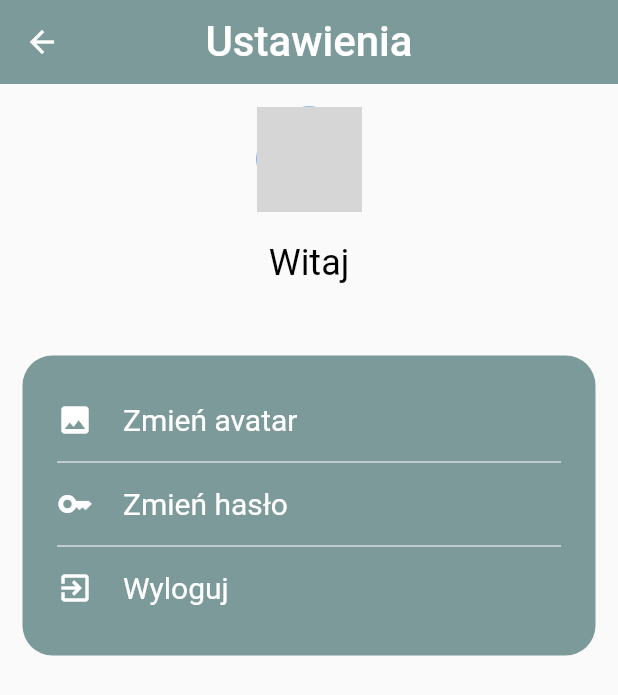
After one commit to Zrazeo/Serwis_Rowerowy, a Flutter app: the SettingsPage screen opened directly, on a phone screen of 412 x 824 dp. The commit adds this screen. Shown: the top 695 px of the screen. Run offline on Flutter 3.47's test engine with Material 2 defaults, Android fonts, the phone set to English and light mode, and no system bars; our stand-ins replace cloud_firestore, email_validator, firebase_auth, firebase_core, firebase_storage, flutter_keyboard_visibility and 5 more; missing offline and left inert: firebase_core_web; accounts and stored records are empty; network calls fail; grey boxes are pictures that could not be loaded.

Commit message:
Settings page

```diff
--- a/lib/main.dart
+++ b/lib/main.dart
@@ -1,4 +1,5 @@
 import 'package:flutter/material.dart';
+import 'package:flutter_phoenix/flutter_phoenix.dart';
 import 'package:provider/provider.dart';
 import 'package:sklep_rowerowy/pages/Sign_up_sign_in_pages/widget/google_sign_in.dart';
 import 'package:sklep_rowerowy/pages/Sign_up_sign_in_pages/widget/navigator_login.dart';
@@ -8,7 +9,7 @@ import 'package:sklep_rowerowy/pages/Sign_up_sign_in_pages/widget/utils.dart';
 Future<void> main() async {
   WidgetsFlutterBinding.ensureInitialized();
   await Firebase.initializeApp();
-  runApp(const MyApp());
+  runApp(Phoenix(child: const MyApp()));
 }
 
 final navigatorKey = GlobalKey<NavigatorState>();
--- /dev/null
+++ b/lib/pages/settings_page/settings_page.dart
@@ -0,0 +1,229 @@
+import 'dart:io';
+
+import 'package:cloud_firestore/cloud_firestore.dart';
+import 'package:email_validator/email_validator.dart';
+import 'package:firebase_auth/firebase_auth.dart';
+
+import 'package:firebase_storage/firebase_storage.dart';
+import 'package:flutter/material.dart';
+import 'package:image_picker/image_picker.dart';
+import 'package:sklep_rowerowy/pages/Sign_up_sign_in_pages/widget/utils.dart';
+
+import '../../style/colors.dart';
+
+class SettingsPage extends StatefulWidget {
+  const SettingsPage({super.key});
+
+  static TextEditingController emailController = TextEditingController();
+  @override
+  State<SettingsPage> createState() => _SettingsPageState();
+}
+
+class _SettingsPageState extends State<SettingsPage> {
+  File? imageFile;
+
+  final user = FirebaseAuth.instance.currentUser!;
+  @override
+  Widget build(BuildContext context) {
+    return Scaffold(
+      appBar: AppBar(
+        centerTitle: true,
+        title: const Text(
+          "Ustawienia",
+          style: TextStyle(color: Colors.white, fontSize: 28),
+        ),
+        backgroundColor: AppStandardsColors.backgroundColor,
+        elevation: 0,
+      ),
+      body: Padding(
+        padding: const EdgeInsets.all(15.0),
+        child: Column(
+          children: [
+            SizedBox(
+              height: 70,
+              width: 70,
+              child: CircleAvatar(
+                backgroundImage: NetworkImage(
+                    user.photoURL ?? 'https://i.imgur.com/UOV4frY.png'),
+              ),
+            ),
+            const SizedBox(height: 20),
+            const Text(
+              'Witaj',
+              style: TextStyle(
+                fontSize: 24,
+                color: Colors.black,
+              ),
+            ),
+            Text(
+              user.displayName ?? 'username',
+              style: const TextStyle(
+                fontSize: 24,
+                color: AppStandardsColors.backgroundColor,
+              ),
+            ),
+            const SizedBox(height: 20),
+            Container(
+              padding: const EdgeInsets.all(15),
+              height: 200,
+              width: double.infinity,
+              decoration: BoxDecoration(
+                color: AppStandardsColors.backgroundColor,
+                borderRadius: BorderRadius.circular(20),
+              ),
+              child: Padding(
+                padding: const EdgeInsets.all(8.0),
+                child: Column(children: [
+                  listTile(
+                    Icons.image,
+                    'Zmień avatar',
+                    changeAvatar,
+                  ),
+                  const Divider(color: Colors.white),
+                  listTile(
+                    Icons.key,
+                    'Zmień hasło',
+                    () => displayDialog(context),
+                  ),
+                  const Divider(color: Colors.white),
+                  listTile(
+                    Icons.exit_to_app,
+                    'Wyloguj',
+                    () => signOut(context),
+                  ),
+                ]),
+              ),
+            ),
+          ],
+        ),
+      ),
+    );
+  }
+
+  Widget listTile(IconData icon, String text, Function()? function) {
+    return GestureDetector(
+      onTap: function,
+      child: Padding(
+        padding: const EdgeInsets.symmetric(vertical: 8.0),
+        child: Row(
+          children: [
+            Icon(
+              icon,
+              color: Colors.white,
+            ),
+            const SizedBox(width: 20),
+            Text(
+              text,
+              style: const TextStyle(
+                fontSize: 20,
+                color: Colors.white,
+              ),
+            ),
+          ],
+        ),
+      ),
+    );
+  }
+
+  _getFromGallery() async {
+    PickedFile? pickedFile = await ImagePicker().getImage(
+      source: ImageSource.gallery,
+      maxHeight: 300,
+      maxWidth: 300,
+    );
+    if (pickedFile != null) {
+      setState(() {
+        imageFile = File(pickedFile.path);
+      });
+    }
+  }
+
+  Future<String> uploadFile() async {
+    FirebaseStorage storage = FirebaseStorage.instance;
+    String typeOfFile = imageFile!.path.substring(imageFile!.path.length - 3);
+    try {
+      await storage
+          .ref('avatar/${user.displayName}.$typeOfFile')
+          .putFile(imageFile!);
+    } on FirebaseStorage catch (e) {
+      print(e);
+    }
+    return downloadUrl(storage, typeOfFile);
+  }
+
+  Future<String> downloadUrl(FirebaseStorage storage, String typeOfFile) {
+    Future<String> downloadUrl =
+        storage.ref('avatar/${user.displayName}.$typeOfFile').getDownloadURL();
+    return downloadUrl;
+  }
+
+  Future<void> changeAvatar() async {
+    await _getFromGallery();
+    String urlImage = await uploadFile();
+
+    try {
+      var user = FirebaseAuth.instance.currentUser;
+      user!.updatePhotoURL(urlImage);
+    } on FirebaseAuthException catch (e) {
+      Utils.showSnackBar(e.message);
+    }
+
+    FirebaseFirestore.instance
+        .collection('users')
+        .doc(user.displayName)
+        .update({
+      'image_url': urlImage,
+    });
+  }
+
+  displayDialog(BuildContext context) async {
+    return showDialog(
+      context: context,
+      builder: (context) {
+        return AlertDialog(
+          title: const Text(
+              'Wprowadź email na który dostaniesz wiadomość do zmiany hasła'),
+          content: TextFormField(
+            controller: SettingsPage.emailController,
+            decoration: const InputDecoration(
+              border: OutlineInputBorder(),
+              labelText: 'Email',
+            ),
+            autovalidateMode: AutovalidateMode.onUserInteraction,
+            validator: (email) =>
+                email != null && !EmailValidator.validate(email)
+                    ? 'Wprowadz poprawny email'
+                    : null,
+          ),
+          actions: [
+            TextButton(
+              child: const Text('Zatwierdź'),
+              onPressed: () {
+                resetPassword(context);
+                Navigator.of(context).pop();
+              },
+            )
+          ],
+        );
+      },
+    );
+  }
+
+  Future resetPassword(BuildContext context) async {
+    try {
+      await FirebaseAuth.instance.sendPasswordResetEmail(
+        email: SettingsPage.emailController.text.trim(),
+      );
+    } on FirebaseAuthException catch (e) {
+      // ignore: avoid_print
+      print(e);
+      Utils.showSnackBar(e.message);
+    }
+    Utils.showSnackBar('Email do zmiany hasła został wysłany');
+  }
+}
+
+void signOut(BuildContext context) {
+  Navigator.of(context).pop();
+  FirebaseAuth.instance.signOut();
+}
--- a/pubspec.yaml
+++ b/pubspec.yaml
@@ -39,6 +39,7 @@ dependencies:
   flutter:
     sdk: flutter
   flutter_keyboard_visibility: ^5.3.0
+  flutter_phoenix: ^1.1.0
   font_awesome_flutter: ^10.1.0
   google_fonts: ^3.0.1
   google_sign_in: ^5.4.1
```
Also changed, not shown: lib/pages/Sign_up_sign_in_pages/widget/google_sign_in.dart (+7 -1 lines), lib/widget/my_drawer.dart (+9 -3 lines), pubspec.lock.
